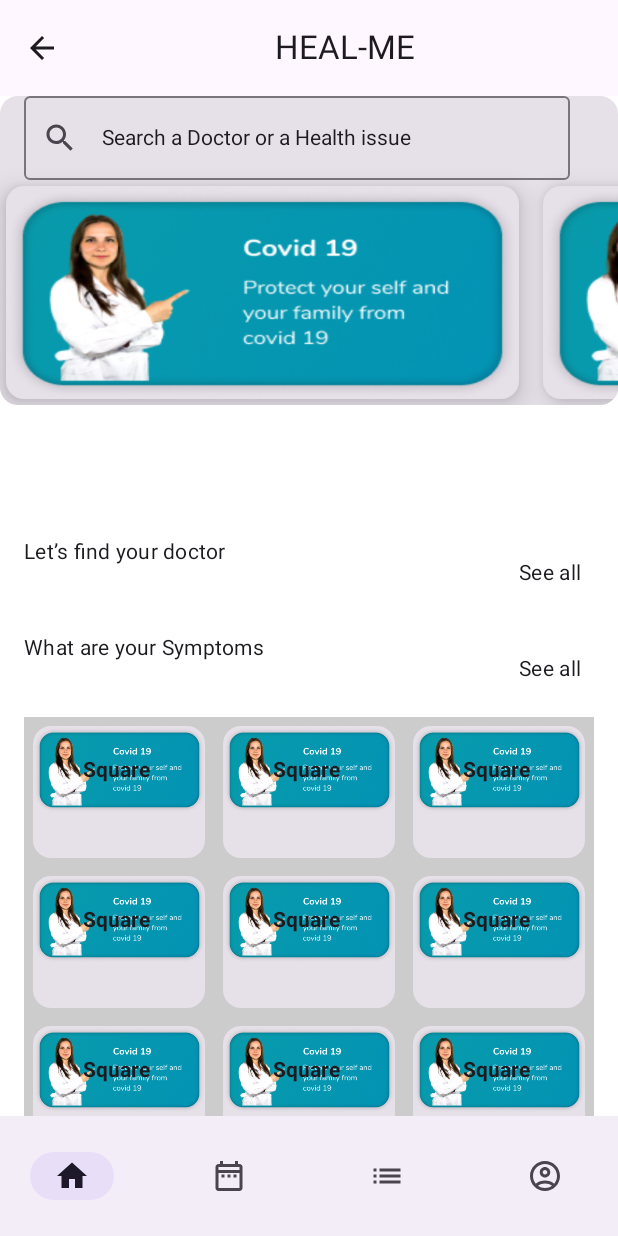
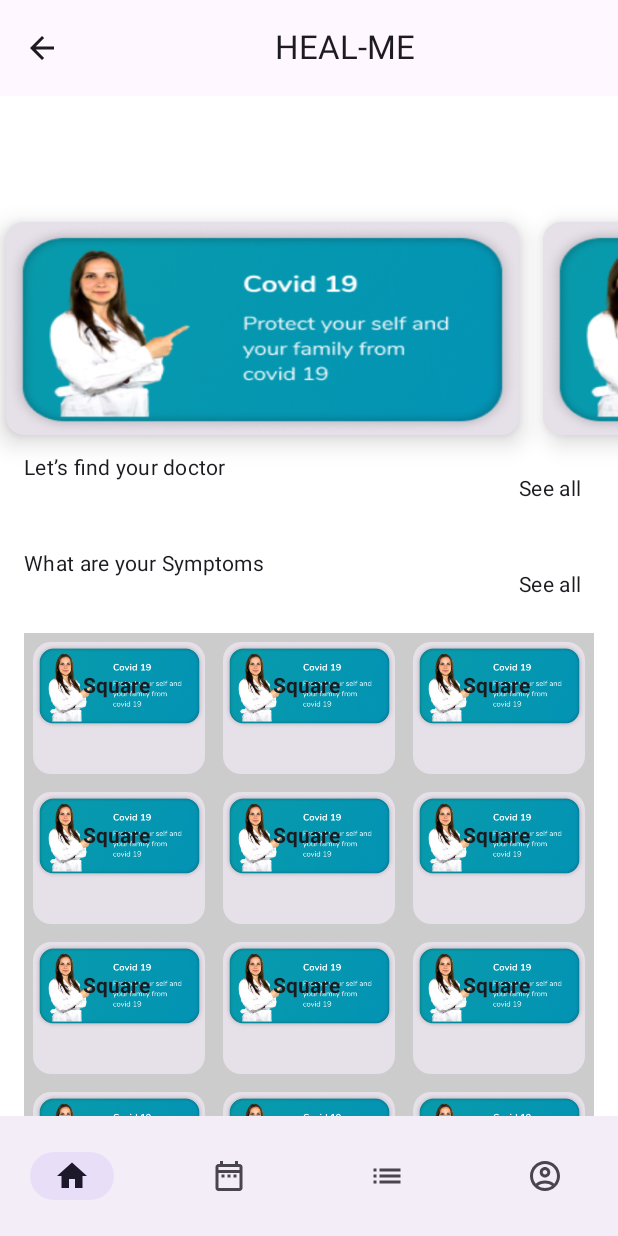
Before and after one commit to Aman-pandey07/HealMe, an Android app built with Jetpack Compose: the @Preview function MyViewPreview, on a phone screen of 412 x 824 dp. Run offline under Robolectric (Android 15) with nearby library versions, the phone set to English and light mode, and no system bars.

Commit message:
Changes left

```diff
--- a/app/src/main/java/com/aman/healme/MainActivity.kt
+++ b/app/src/main/java/com/aman/healme/MainActivity.kt
@@ -32,7 +32,7 @@ class MainActivity : ComponentActivity() {
                     modifier = Modifier.fillMaxSize(),
 //                    color = MaterialTheme.colorScheme.background
                 ) {
-                   TestScreen()
+                   HomeScreen()
 
                 }
             }
--- a/app/src/main/java/com/aman/healme/ui/theme/screens/homescreens/HomeScreen.kt
+++ b/app/src/main/java/com/aman/healme/ui/theme/screens/homescreens/HomeScreen.kt
@@ -7,6 +7,7 @@ import androidx.compose.foundation.background
 import androidx.compose.foundation.clickable
 import androidx.compose.foundation.layout.Arrangement
 import androidx.compose.foundation.layout.Box
+
 import androidx.compose.foundation.layout.Column
 import androidx.compose.foundation.layout.IntrinsicSize
 import androidx.compose.foundation.layout.PaddingValues
@@ -23,6 +24,7 @@ import androidx.compose.foundation.lazy.LazyRow
 import androidx.compose.foundation.lazy.items
 import androidx.compose.foundation.lazy.itemsIndexed
 import androidx.compose.foundation.rememberScrollState
+import androidx.compose.foundation.verticalScroll
 import androidx.compose.material.icons.Icons
 import androidx.compose.material.icons.filled.AccountCircle
 import androidx.compose.material.icons.filled.DateRange
@@ -165,20 +167,23 @@ fun HomeScreen(){
               Column (modifier = Modifier
                      .fillMaxSize()
                      .padding()
+                     .verticalScroll(rememberScrollState())
                      .background(Color.White),
                      verticalArrangement = Arrangement.Top,
                      horizontalAlignment = Alignment.CenterHorizontally
               ){
+
                      Card(
                             modifier = Modifier
                                    .fillMaxWidth()
                                    .padding(value)
                                    .background(Color.White),
                      ) {
-                            SearchBar(value = "Search a Doctor or a Health issue", onValueChange = {})
-                            SimpleCarousel(imageList) { index ->
-                                   // Handle image click here based on the index
-                            }
+//                            SearchBar(value = "Search a Doctor or a Health issue", onValueChange = {})
+
+                     }
+                     SimpleCarousel(imageList) { index ->
+                            // Handle image click here based on the index
                      }
                      Row(
                             modifier = Modifier
@@ -208,7 +213,6 @@ fun HomeScreen(){
                                    )
                             }
                      }
-                     Column {
                             Row(
                                    modifier = Modifier
                                           .fillMaxWidth()
@@ -235,8 +239,17 @@ fun HomeScreen(){
                             SquareGrid()
                             SquareGrid()
                             SquareGrid()
+                     SquareGrid()
+                     SquareGrid()
+                     SquareGrid()
+                     SquareGrid()
+                     SquareGrid()
+                     SquareGrid()
+                     SquareGrid()
+                     SquareGrid()
 
-                     }
+
+
               }
        }
 }
@@ -259,7 +272,7 @@ fun SearchBar(
        onValueChange: (String) -> Unit,
        modifier: Modifier = Modifier
               .fillMaxWidth()
-              .padding(horizontal = 16.dp),
+              .padding(horizontal = 25.dp),
 ) {
        OutlinedTextField(
               value = value,
@@ -273,7 +286,9 @@ fun SearchBar(
 fun SimpleCarousel(images : List<Int>, onClick:(Int) -> Unit ){
        LazyRow(modifier = Modifier
               .fillMaxWidth()
-              .height(150.dp)) {
+              .height(150.dp)
+              .offset(y = 0.dp)
+       ) {
               itemsIndexed(images){index, imageId ->
                      CarouselItem(imageId, onClick = { onClick(index) })
                      Spacer(modifier = Modifier.width(8.dp))
--- a/app/src/main/java/com/aman/healme/ui/theme/screens/loginscreens/AppHeader.kt
+++ b/app/src/main/java/com/aman/healme/ui/theme/screens/loginscreens/AppHeader.kt
@@ -2,6 +2,7 @@ package com.aman.healme.ui.theme.screens.loginscreens
 
 
 
+import androidx.compose.foundation.layout.Column
 import androidx.compose.foundation.layout.fillMaxWidth
 import androidx.compose.material.icons.Icons
 import androidx.compose.material.icons.filled.ArrowBack
@@ -13,6 +14,7 @@ import androidx.compose.material3.Text
 import androidx.compose.runtime.Composable
 import androidx.compose.ui.Modifier
 import androidx.compose.ui.text.style.TextAlign
+import com.aman.healme.ui.theme.screens.homescreens.SearchBar
 
 
 @OptIn(ExperimentalMaterial3Api::class)
@@ -41,4 +43,5 @@ fun AppHeader(
             }
 
     )
+
 }
```
Lines whose indentation alone changed are shown as unchanged.
